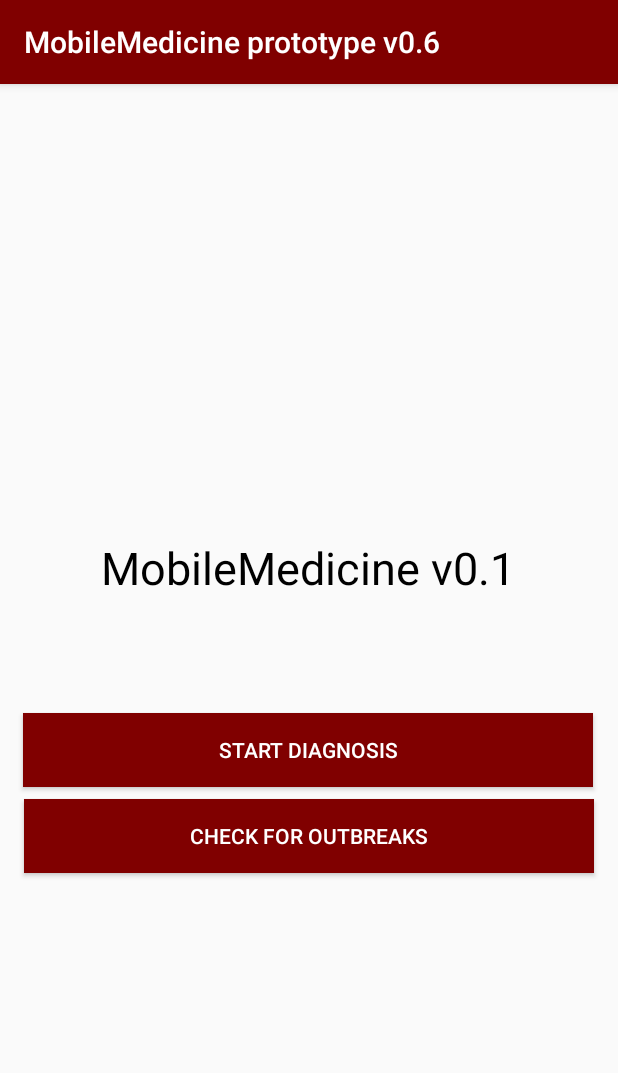
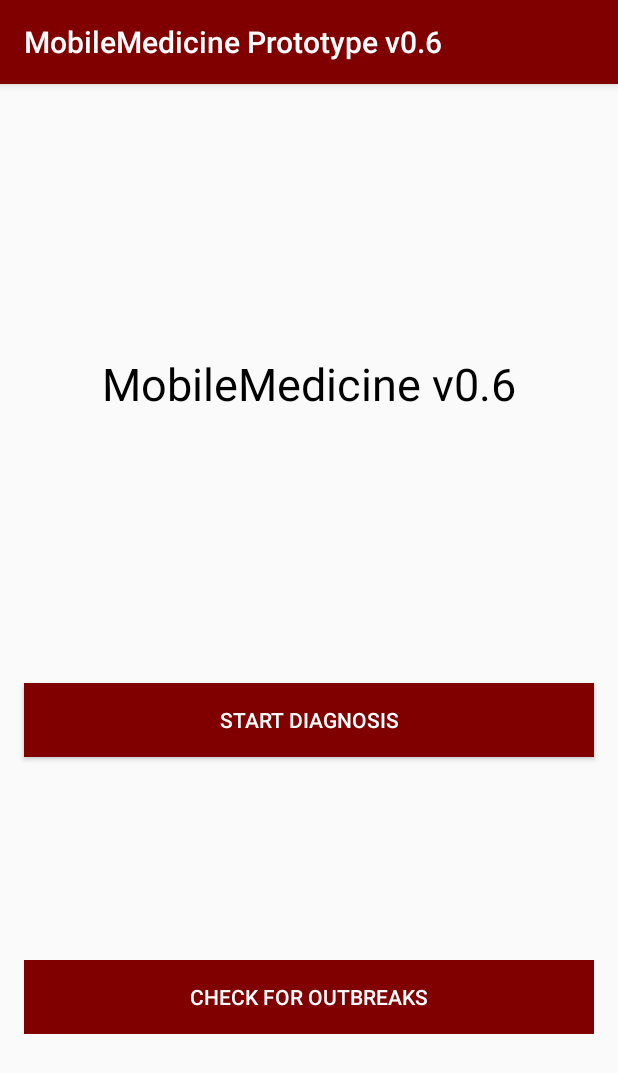
Before and after one commit to humancomputerintegration/realtime-diagnostics-app, an Android app: the screen it shows after launch (MainActivity), on a phone screen of 412 x 824 dp. Shown: the top 1073 px of the screen. Run offline under Robolectric (Android 15) with nearby library versions, the phone set to English and light mode, and no system bars.

Commit message:
Continued Refactoring of PatientInfo & Main Activity
In addition, added specific reactions to SMS permissions

```diff
--- a/medical-app/app/src/main/java/com/example/mobilehealthprototype/MainActivity.java
+++ b/medical-app/app/src/main/java/com/example/mobilehealthprototype/MainActivity.java
@@ -3,8 +3,11 @@ package com.example.mobilehealthprototype;
 import androidx.appcompat.app.AppCompatActivity;
 
 import android.Manifest;
+import android.app.AlertDialog;
+import android.content.DialogInterface;
 import android.content.Intent;
 import android.content.pm.PackageManager;
+import android.os.Build;
 import android.os.Bundle;
 import android.util.Log;
 import android.view.View;
@@ -14,58 +17,66 @@ import android.widget.TextView;
 public class MainActivity extends AppCompatActivity {
 
     private static final int PERMISSION_REQUEST_CODE = 1;
-
+    boolean permissions_granted = false;
     @Override
     protected void onCreate(Bundle savedInstanceState) {
         super.onCreate(savedInstanceState);
         setContentView(R.layout.activity_main);
-        configureButtons();
+        askPermissions();
+        setUpInterface();
+    }
 
-        if (android.os.Build.VERSION.SDK_INT >= android.os.Build.VERSION_CODES.M) {
-
-            if (checkSelfPermission(Manifest.permission.SEND_SMS)
-                    == PackageManager.PERMISSION_DENIED) {
-
-                Log.d("TESTING PERMISSIONS", "permission denied to SEND_SMS - requesting it");
+    public void askPermissions(){
+        if (Build.VERSION.SDK_INT >= Build.VERSION_CODES.M) {
+            if (checkSelfPermission(Manifest.permission.SEND_SMS) == PackageManager.PERMISSION_DENIED) {
                 String[] permissions = {Manifest.permission.SEND_SMS};
-
                 requestPermissions(permissions, PERMISSION_REQUEST_CODE);
-
             }
         }
-        //TextView tb = (TextView) findViewById(R.id.introTextBox);
-        //tb.setText("WELCOME TO MOBILE HEALTH");
+
+        if (Build.VERSION.SDK_INT >= Build.VERSION_CODES.M) {
+            permissions_granted = (checkSelfPermission(Manifest.permission.SEND_SMS) == PackageManager.PERMISSION_GRANTED);
+        }
     }
 
-    public void configureButtons(){
+    public void setUpInterface(){
         Button diagnose = (Button) findViewById(R.id.diagnosisButton);
         diagnose.setOnClickListener(new View.OnClickListener() {
             @Override
             public void onClick(View view) {
-                startActivity(new Intent(MainActivity.this, PatientInfoActivity.class));
+                AlertDialog.Builder builder = createAlertDialog();
+                if (android.os.Build.VERSION.SDK_INT >= android.os.Build.VERSION_CODES.M) {
+                    if (checkSelfPermission(Manifest.permission.SEND_SMS) != PackageManager.PERMISSION_GRANTED) {
+                        builder.show();
+                    }
+                }
+                if (permissions_granted) {
+                    startActivity(new Intent(MainActivity.this, PatientInfoActivity.class));
+                }
             }
         });
 
-        //TODO Actually configure this stuff
+        //TODO Actually configure this "OUTBREAK" button & activities
         Button outbreak = (Button) findViewById(R.id.outbreakButton);
+        outbreak.setEnabled(false); //delete this line once we're ready to create an outbreak screen
         outbreak.setOnClickListener(new View.OnClickListener(){
             public void onClick(View view) {
-//                startActivity(new Intent(MainActivity.this, OutbreakScreens.class));
-//                startActivity(new Intent(MainActivity.this, PDiagResult.class));
-                Intent i = new Intent(MainActivity.this, testingIntent.class);
-                startActivity(i);
+                startActivity(new Intent(MainActivity.this, OutbreakScreens.class));
+//                Intent i = new Intent(MainActivity.this, testingIntent.class);
+//                startActivity(i);
             }
         });
     }
 
-    //Probably delete these later
-    public void startDiagnosis(View view){
-        Intent intent = new Intent(this, PatientInfoActivity.class);
-        startActivity(intent);
-    }
-
-    public void checkOutbreaks(View view){
-        Intent intent = new Intent(this, OutbreakScreens.class);
-        startActivity(intent);
+    public AlertDialog.Builder createAlertDialog(){
+        AlertDialog.Builder builder = new AlertDialog.Builder(MainActivity.this);
+        builder.setMessage(R.string.permissions_warning_message);
+        builder.setTitle(R.string.permissions_warning_title);
+        builder.setPositiveButton(R.string.button_close, new DialogInterface.OnClickListener() {
+            public void onClick(DialogInterface dialog, int id) {
+                //do nothing
+            }
+        });
+        return builder;
     }
 }
--- a/medical-app/app/src/main/java/com/example/mobilehealthprototype/PatientInfoActivity.java
+++ b/medical-app/app/src/main/java/com/example/mobilehealthprototype/PatientInfoActivity.java
@@ -72,7 +72,7 @@ public class PatientInfoActivity extends AppCompatActivity {
             public void onClick(View view){
                 p_id = (int) checkValue(R.id.pid_input, R.id.pid_header);
                 p_age = (int) checkValue(R.id.age_input, R.id.age_header);
-                p_height = checkValue(R.id.height_input, R.id.height_input);
+                p_height = checkValue(R.id.height_input, R.id.height_header);
                 p_weight = checkValue(R.id.weight_input, R.id.weight_header);
                 if(p_sex == null){  warnError(R.id.sex_option_header); }
                 complete = (p_id > 0) & (p_age > 0) & (p_sex != null) &(p_height > 0) & (p_weight > 0);
--- a/medical-app/app/src/main/res/layout/activity_main.xml
+++ b/medical-app/app/src/main/res/layout/activity_main.xml
@@ -7,56 +7,47 @@
     tools:context=".MainActivity">
 
     <TextView
-        android:id="@+id/introTextBox"
+        android:id="@+id/app_title"
         android:layout_width="352dp"
         android:layout_height="129dp"
         android:layout_marginStart="8dp"
         android:layout_marginLeft="8dp"
-        android:layout_marginTop="8dp"
         android:layout_marginEnd="8dp"
         android:layout_marginRight="8dp"
-        android:layout_marginBottom="8dp"
         android:gravity="center"
         android:lineSpacingExtra="24sp"
         android:text="@string/welcome_header"
         android:textColor="@android:color/background_dark"
         android:textSize="30sp"
-        app:layout_constraintBottom_toBottomOf="parent"
-        app:layout_constraintEnd_toEndOf="@+id/diagnosisButton"
-        app:layout_constraintStart_toStartOf="@+id/diagnosisButton"
-        app:layout_constraintTop_toTopOf="parent"
-        app:layout_constraintVertical_bias="0.401" />
+        app:layout_constraintBottom_toTopOf="@+id/diagnosisButton"
+        app:layout_constraintEnd_toEndOf="parent"
+        app:layout_constraintHorizontal_bias="0.5"
+        app:layout_constraintStart_toStartOf="parent"
+        app:layout_constraintTop_toTopOf="parent" />
 
     <Button
         android:id="@+id/diagnosisButton"
         android:layout_width="380dp"
         android:layout_height="49dp"
-        android:layout_marginStart="8dp"
-        android:layout_marginLeft="8dp"
-        android:layout_marginTop="32dp"
-        android:layout_marginEnd="8dp"
-        android:layout_marginRight="8dp"
         android:background="@color/colorPrimary"
         android:text="@string/start_diagnosis_button"
         android:textColor="@android:color/white"
+        app:layout_constraintBottom_toTopOf="@+id/outbreakButton"
         app:layout_constraintEnd_toEndOf="parent"
-        app:layout_constraintHorizontal_bias="0.466"
+        app:layout_constraintHorizontal_bias="0.5"
         app:layout_constraintStart_toStartOf="parent"
-        app:layout_constraintTop_toBottomOf="@+id/introTextBox" />
+        app:layout_constraintTop_toBottomOf="@+id/app_title" />
 
     <Button
         android:id="@+id/outbreakButton"
         android:layout_width="380dp"
         android:layout_height="49dp"
-        android:layout_marginStart="8dp"
-        android:layout_marginLeft="8dp"
-        android:layout_marginTop="8dp"
-        android:layout_marginEnd="8dp"
-        android:layout_marginRight="8dp"
         android:background="@color/colorPrimary"
         android:text="@string/outbreak_check_button"
         android:textColor="@android:color/white"
+        app:layout_constraintBottom_toBottomOf="parent"
         app:layout_constraintEnd_toEndOf="parent"
+        app:layout_constraintHorizontal_bias="0.5"
         app:layout_constraintStart_toStartOf="parent"
         app:layout_constraintTop_toBottomOf="@+id/diagnosisButton" />
 
--- a/medical-app/app/src/main/res/values/strings.xml
+++ b/medical-app/app/src/main/res/values/strings.xml
@@ -1,10 +1,14 @@
 <resources>
-    <string name="app_name">MobileMedicine prototype v0.6</string>
-    <!--activity_main.xml option-->
-    <string name="welcome_header">MobileMedicine v0.1</string>
+    <string name="app_name">MobileMedicine Prototype v0.6</string>
+
+    <!--activity_main.xml strings-->
+    <string name="welcome_header">MobileMedicine v0.6</string>
     <string name="start_diagnosis_button">Start Diagnosis</string>
     <string name="outbreak_check_button">Check for Outbreaks</string>
-
+    <string name="permissions_warning_title">SMS Permissions Warning</string>
+    <string name="permissions_warning_message">In order to use mobile medicine (SMS Version) you need
+        to enable SMS permissions with this app. Until you have set the permissions, you will not have access to the app</string>
+    <string name="button_close">close</string>
 
     <!--activity_patient_info.xml option-->
     <string name="health_id_header">Enter the patient\'s ID number</string>
```
